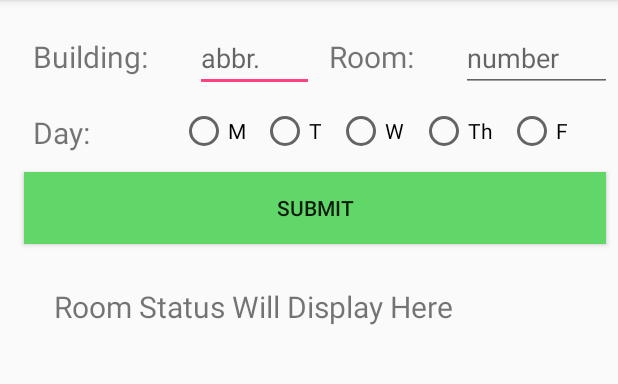
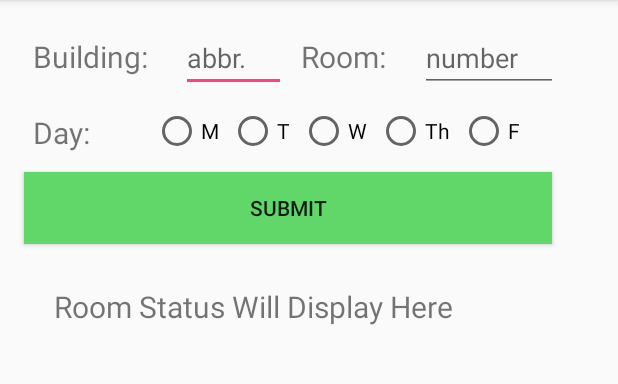
Before and after one commit to mattg9/UWRoomStatus, an Android app: the screen it shows after launch (MainActivity), on a phone screen of 412 x 824 dp, the part 84-468 px from its top. Run offline under Robolectric (Android 15) with nearby library versions, the phone set to English and light mode, and no system bars.

Commit message:
final touches - create apk

```diff
--- a/app/build.gradle
+++ b/app/build.gradle
@@ -7,8 +7,8 @@ android {
         applicationId "app.band.runawaynation.matth.uwroomstatus"
         minSdkVersion 15
         targetSdkVersion 26
-        versionCode 1
-        versionName "1.0"
+        versionCode 2
+        versionName "1.0.1"
         testInstrumentationRunner "android.support.test.runner.AndroidJUnitRunner"
     }
     buildTypes {
--- a/app/src/main/java/app/band/runawaynation/matth/uwroomstatus/MainActivity.java
+++ b/app/src/main/java/app/band/runawaynation/matth/uwroomstatus/MainActivity.java
@@ -41,8 +41,7 @@ public class MainActivity extends AppCompatActivity {
     private EditText buildingET, roomET;
     private TextView output;
     private TimePicker tp;
-    private String courses[];
-    private ArrayList<String> courseOutput = new ArrayList<>();
+    private final ArrayList<String> courseOutput = new ArrayList<>();
 
     protected void onCreate(Bundle savedInstanceState) {
         super.onCreate(savedInstanceState);
@@ -125,7 +124,7 @@ public class MainActivity extends AppCompatActivity {
         }
     }
 
-    public void onTimePickerClicked(View view) {
+    public void onTimePickerClicked() {
         if(tp.getVisibility() == View.GONE) {
             tp.setVisibility(View.VISIBLE);
         } else {
@@ -157,7 +156,7 @@ public class MainActivity extends AppCompatActivity {
 
             /* loop through courses and print data */
             arr = new JSONArray(jsonData.getString("data"));
-            courses = new String [arr.length()];
+            String[] courses = new String[arr.length()];
             for (int i = 0; i < arr.length(); i ++) {
                 jsonData = arr.getJSONObject(i);
                 if (isSameDay(jsonData.getString("weekdays")) && uniqueCourse(courses,
--- a/app/src/main/res/layout/activity_main.xml
+++ b/app/src/main/res/layout/activity_main.xml
@@ -9,7 +9,7 @@
     tools:layout_editor_absoluteY="81dp">
 
     <ScrollView
-        android:layout_width="match_parent"
+        android:layout_width="368dp"
         android:layout_height="495dp"
         android:layout_marginLeft="8dp"
         android:layout_marginStart="8dp"
@@ -38,7 +38,7 @@
                     android:layout_marginStart="10dp"
                     android:layout_marginTop="8dp"
                     android:layout_weight="0.03"
-                    android:text="Building:"
+                    android:text="@string/Building"
                     android:textSize="20sp"
                     app:layout_constraintLeft_toLeftOf="parent"
                     app:layout_constraintRight_toLeftOf="@+id/buildingEditText"
```
